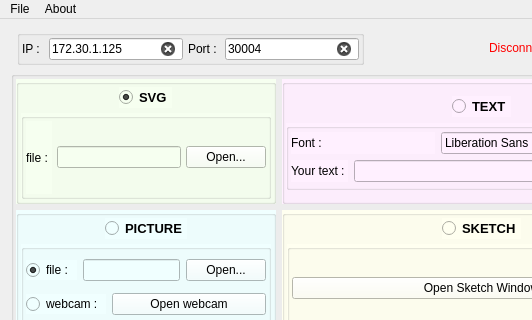
This is IMH - Qt/CobotKuka/cobotkuka.ui in Freda66/CobotKukaBosch as Qt 5 draws it before an edit; both pictures show x 0 to 532 and y 0 to 320 of the 703 by 428 pixel window. The edited form follows.
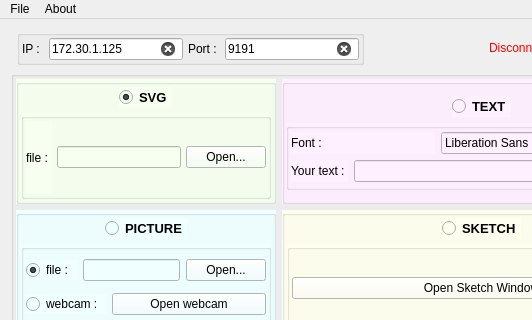
This is the edited form.

What changed in the file:
```diff
--- a/IMH - Qt/CobotKuka/cobotkuka.ui
+++ b/IMH - Qt/CobotKuka/cobotkuka.ui
@@ -615,7 +615,7 @@
               <set>Qt::ImhDigitsOnly</set>
              </property>
              <property name="text">
-              <string>30004</string>
+              <string>9191</string>
              </property>
              <property name="maxLength">
               <number>5</number>
```
